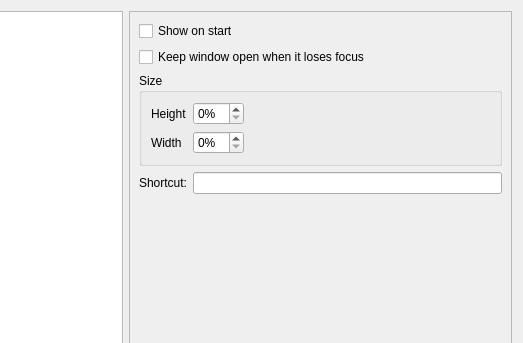
lxqt/qterminal, file src/forms/propertiesdialog.ui: the form before one commit; both pictures show x 177 to 700 and y 0 to 343 of the 700 by 700 pixel window.
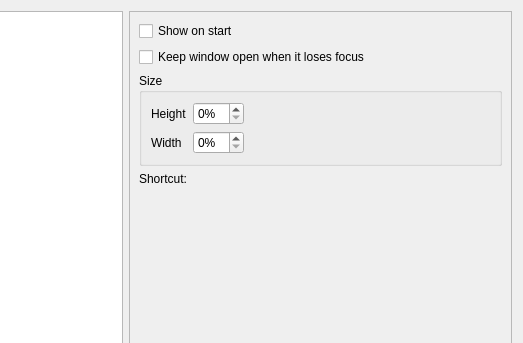
The form after the commit. The open tabs and pages were chosen to show the change. Icons and pictures are not drawn.

Commit message:
Use a shortcut entry for drop-down shortcut (#910)
In this way, the user doesn't need to worry about key names.

The entry reacts to `Enter/Return` as well as `Escape` like other entries (spin-boxes and line-edits): `Enter/Return` applies the changes and closes the Preferences dialog, while `Escape` cancels everything and closes the dialog.

```diff
--- a/src/forms/propertiesdialog.ui
+++ b/src/forms/propertiesdialog.ui
@@ -964,9 +964,6 @@
            </property>
           </widget>
          </item>
-         <item row="0" column="1">
-          <widget class="QLineEdit" name="dropShortCutEdit"/>
-         </item>
         </layout>
        </item>
        <item>
```
Left out of the diff: 5 changed lines with no effect on the pictures. The commit also changes 2 other files.
